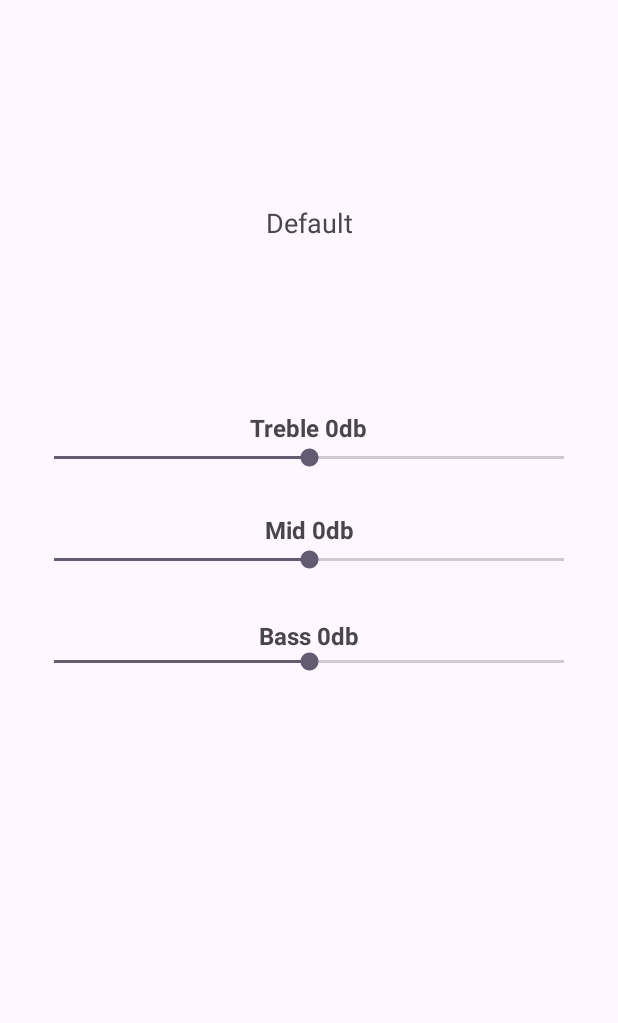
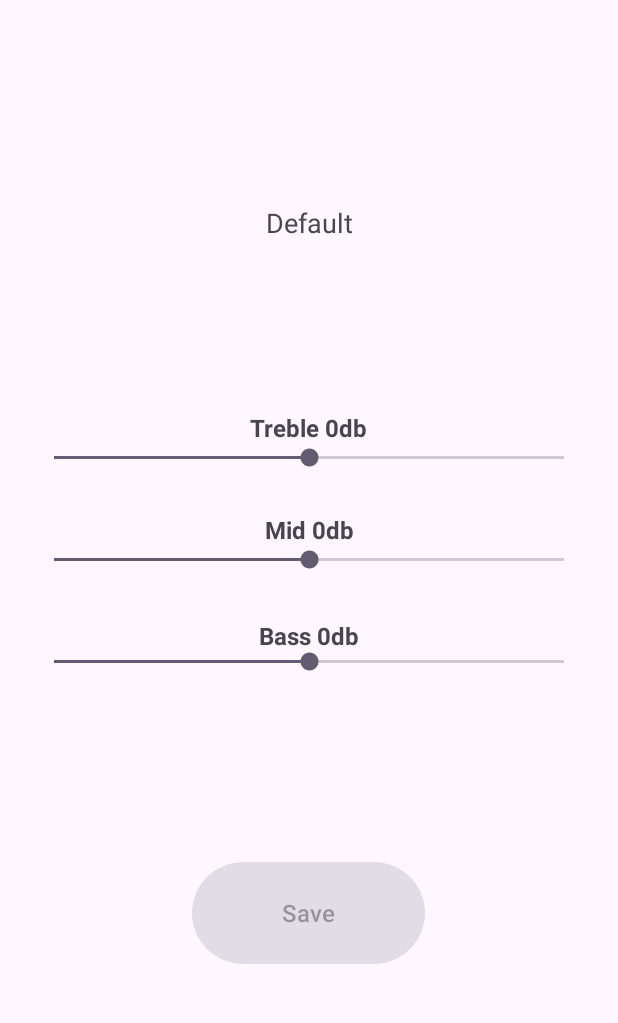
Before and after one commit to leandroSubtractive/sistema_embarcado, an Android app: the screen it shows after launch (EqualizerActivity), after a tap on "Default", on a phone screen of 412 x 824 dp, the part 86-1109 px from its top. Run offline under Robolectric (Android 15) with nearby library versions, the phone set to English and light mode, and no system bars.

Commit message:
[DC-2] - Implementation of profile saving
Signed-off-by: Leandro Mendes dos Santos <leandro.mendes.santtoss@gmail.com>

```diff
--- a/aosp/src/apps/audio_equalizer/app/src/main/java/com/leandromendes/audioequalizer/EqualizerActivity.java
+++ b/aosp/src/apps/audio_equalizer/app/src/main/java/com/leandromendes/audioequalizer/EqualizerActivity.java
@@ -1,13 +1,20 @@
 package com.leandromendes.audioequalizer;
 
 import android.annotation.SuppressLint;
+import android.content.DialogInterface;
 import android.content.Intent;
 import android.os.Bundle;
+import android.view.LayoutInflater;
+import android.view.View;
+import android.widget.Button;
+import android.widget.EditText;
 import android.widget.SeekBar;
 import android.widget.SeekBar.OnSeekBarChangeListener;
 import android.widget.TextView;
+import android.widget.Toast;
 
 import androidx.activity.EdgeToEdge;
+import androidx.appcompat.app.AlertDialog;
 import androidx.appcompat.app.AppCompatActivity;
 import androidx.core.graphics.Insets;
 import androidx.core.view.ViewCompat;
@@ -19,6 +26,10 @@ public class EqualizerActivity extends AppCompatActivity {
     private TextView textViewBass;
     private TextView textViewMid;
     private TextView textViewTreble;
+    private int bassValue;
+    private int midValue;
+    private int highValue;
+    private int id_position;
 
     @SuppressLint("MissingInflatedId")
     @Override
@@ -34,7 +45,9 @@ public class EqualizerActivity extends AppCompatActivity {
 
         Intent intent = getIntent();
         EqualizerProfile currentProfile = intent.getParcelableExtra("profile");
+        id_position = intent.getIntExtra("position",-1);
 
+        Button saveButton = findViewById(R.id.save);
         textViewProfile = findViewById(R.id.profileSelected);
         textViewBass = findViewById(R.id.textViewBass);
         textViewMid = findViewById(R.id.textViewMid);
@@ -42,22 +55,27 @@ public class EqualizerActivity extends AppCompatActivity {
 
         textViewProfile.setText(currentProfile.getName());
 
-        textViewBass.setText("Bass " + currentProfile.getBassEqValue() + "db");
+        bassValue = currentProfile.getBassEqValue();
+        textViewBass.setText("Bass " + bassValue + "db");
         SeekBar seekBarBass = findViewById(R.id.seekBarBass);
         seekBarBass.setProgress(currentProfile.getBassEqValue());
 
-        textViewMid.setText("Mid " + currentProfile.getMidEqValue() + "db");
+        midValue = currentProfile.getMidEqValue();
+        textViewMid.setText("Mid " + midValue + "db");
         SeekBar seekBarMid = findViewById(R.id.seekBarMid);
         seekBarMid.setProgress(currentProfile.getMidEqValue());
 
-        textViewTreble.setText("Treble " + currentProfile.getHiEqValue() + "db");
+        highValue = currentProfile.getHiEqValue();
+        textViewTreble.setText("Treble " + highValue + "db");
         SeekBar seekBarTreble = findViewById(R.id.seekBarTreble);
         seekBarTreble.setProgress(currentProfile.getHiEqValue());
 
         seekBarBass.setOnSeekBarChangeListener(new OnSeekBarChangeListener() {
             @Override
             public void onProgressChanged(SeekBar seekBar, int progress, boolean fromUser) {
-                textViewBass.setText("Bass " + progress + "db");
+                bassValue = progress;
+                textViewBass.setText("Bass " + bassValue + "db");
+                saveButton.setEnabled(true);
             }
 
             @Override
@@ -74,7 +92,9 @@ public class EqualizerActivity extends AppCompatActivity {
         seekBarMid.setOnSeekBarChangeListener(new OnSeekBarChangeListener() {
             @Override
             public void onProgressChanged(SeekBar seekBar, int progress, boolean fromUser) {
-                textViewMid.setText("Mid " + progress + "db");
+                midValue = progress;
+                textViewMid.setText("Mid " + midValue + "db");
+                saveButton.setEnabled(true);
             }
 
             @Override
@@ -91,7 +111,9 @@ public class EqualizerActivity extends AppCompatActivity {
         seekBarTreble.setOnSeekBarChangeListener(new OnSeekBarChangeListener() {
             @Override
             public void onProgressChanged(SeekBar seekBar, int progress, boolean fromUser) {
-                textViewTreble.setText("Treble " + progress + "db");
+                highValue = progress;
+                textViewTreble.setText("Treble " + highValue + "db");
+                saveButton.setEnabled(true);
             }
 
             @Override
@@ -105,5 +127,22 @@ public class EqualizerActivity extends AppCompatActivity {
             }
         });
 
+
+        saveButton.setOnClickListener(new View.OnClickListener() {
+
+                @Override
+                public void onClick(View v) {
+                    currentProfile.setName("Profile"+(id_position+1));
+                    currentProfile.setBassEqValue(bassValue);
+                    currentProfile.setMidEqValue(midValue);
+                    currentProfile.setHiEqValue(highValue);
+                    Intent resultIntent = new Intent();
+                    resultIntent.putExtra("profile", currentProfile);
+                    resultIntent.putExtra("position", id_position);
+                    setResult(RESULT_OK, resultIntent);
+                    finish();
+                }
+            });
+
     }
 }
--- a/aosp/src/apps/audio_equalizer/app/src/main/java/com/leandromendes/audioequalizer/MainActivity.java
+++ b/aosp/src/apps/audio_equalizer/app/src/main/java/com/leandromendes/audioequalizer/MainActivity.java
@@ -1,5 +1,6 @@
 package com.leandromendes.audioequalizer;
 
+import android.app.Activity;
 import android.content.Intent;
 import android.os.Bundle;
 import android.util.Log;
@@ -8,6 +9,10 @@ import android.widget.ListView;
 import android.widget.Toast;
 
 import androidx.activity.EdgeToEdge;
+import androidx.activity.result.ActivityResultCallerLauncher;
+import androidx.activity.result.ActivityResultLauncher;
+import androidx.activity.result.contract.ActivityResultContract;
+import androidx.activity.result.contract.ActivityResultContracts;
 import androidx.appcompat.app.AlertDialog;
 import androidx.appcompat.app.AppCompatActivity;
 import androidx.appcompat.widget.Toolbar;
@@ -48,6 +53,22 @@ public class MainActivity extends AppCompatActivity {
         ProfileList adapter = new ProfileList(this, equalizerProfiles);
         profileList.setAdapter(adapter);
 
+        ActivityResultLauncher<Intent> eqActivity = registerForActivityResult(
+                new ActivityResultContracts.StartActivityForResult(),
+                result -> {
+                    if(result.getResultCode() == Activity.RESULT_OK){
+                        Intent intentRet = result.getData();
+                        EqualizerProfile currentProfile = intentRet.getParcelableExtra("profile");
+                        int index = intentRet.getIntExtra("position",-1);;
+                        equalizerProfiles.add(currentProfile);
+                        // Update the ListView adapter
+                        adapter.notifyDataSetChanged();
+                        Toast.makeText(this, "Saved successfully!", Toast.LENGTH_SHORT).show();
+
+                    }
+                }
+        );
+
         // Defines an action for a quick click in the listview
         profileList.setOnItemClickListener((parent, view, position, id) -> {
             EqualizerProfile profileSelected = equalizerProfiles.get(position);
@@ -55,8 +76,10 @@ public class MainActivity extends AppCompatActivity {
 
             Intent intent = new Intent(this, EqualizerActivity.class);
             intent.putExtra("profile", profileSelected);
-            // Start the new Activity
-            startActivity(intent);
+            intent.putExtra("position", position);
+
+            //startActivity(intent);
+            eqActivity.launch(intent);
         });
 
         // Defines an action for a long click on a profile list
@@ -79,6 +102,8 @@ public class MainActivity extends AppCompatActivity {
             return true;
         });
 
+
+
     }
 
 }
--- a/aosp/src/apps/audio_equalizer/app/src/main/res/layout/activity_equalizer.xml
+++ b/aosp/src/apps/audio_equalizer/app/src/main/res/layout/activity_equalizer.xml
@@ -120,6 +120,18 @@
         app:layout_constraintStart_toStartOf="parent"
         app:layout_constraintTop_toBottomOf="@+id/textView" />
 
+    <Button
+        android:id="@+id/save"
+        android:layout_width="155dp"
+        android:layout_height="76dp"
+        android:text="Save"
+        android:textSize="16sp"
+        android:enabled="false"
+        app:layout_constraintBottom_toBottomOf="parent"
+        app:layout_constraintEnd_toEndOf="parent"
+        app:layout_constraintHorizontal_bias="0.498"
+        app:layout_constraintStart_toStartOf="parent"
+        app:layout_constraintTop_toBottomOf="@+id/seekBarBass" />
 
 
 </androidx.constraintlayout.widget.ConstraintLayout>
```
